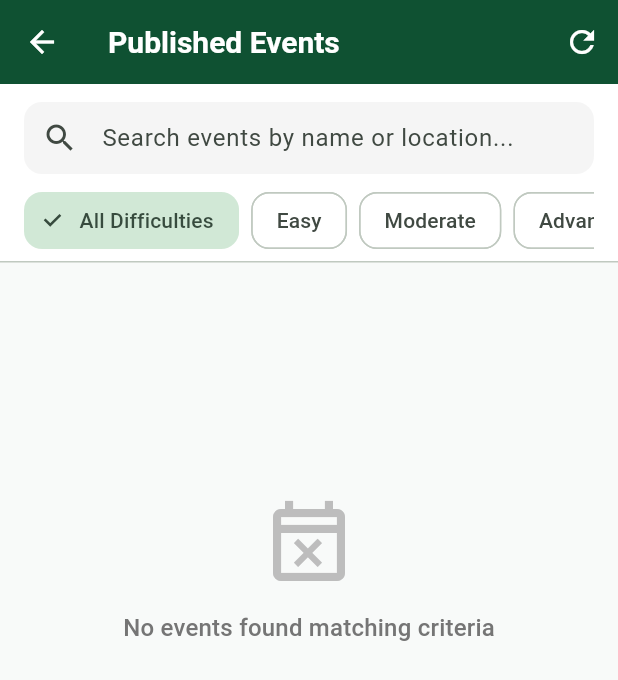
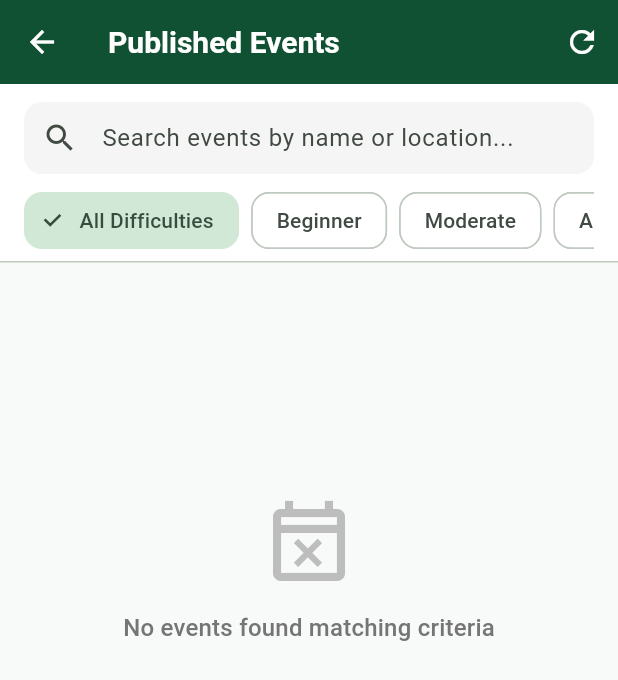
Before and after one commit to rathish24/dubaihikers_app, a Flutter app: the EventsScreen screen opened directly, on a phone screen of 412 x 824 dp. Shown: the top 680 px of the screen. Run offline on Flutter 3.47's test engine with Material 3 defaults, Android fonts, the phone set to English and light mode, and no system bars; our stand-ins replace flutter_riverpod, supabase_flutter; accounts and stored records are empty.

Commit message:
fix: rename Easy difficulty filter label to Beginner and add Expert filter option

```diff
--- a/lib/features/events/presentation/screens/events_screen.dart
+++ b/lib/features/events/presentation/screens/events_screen.dart
@@ -10,15 +10,18 @@ class EventsScreen extends ConsumerWidget {
 
   Color _getDifficultyColor(String? difficulty) {
     switch (difficulty?.toLowerCase()) {
+      case 'beginner':
       case 'easy':
         return Colors.green.shade600;
       case 'moderate':
         return Colors.orange.shade700;
       case 'advanced':
+        return Colors.blue.shade700;
+      case 'expert':
       case 'hard':
         return Colors.red.shade700;
       default:
-        return Colors.blue.shade700;
+        return Colors.teal.shade700;
     }
   }
 
@@ -231,20 +234,25 @@ class EventsScreen extends ConsumerWidget {
                     ),
                     const SizedBox(height: 12),
                     DropdownButtonFormField<String>(
-                      value: ['easy', 'moderate', 'advanced']
+                      value: ['beginner', 'easy', 'moderate', 'advanced', 'expert']
                               .contains(selectedDifficulty)
-                          ? selectedDifficulty
+                          ? (selectedDifficulty == 'easy'
+                              ? 'beginner'
+                              : selectedDifficulty)
                           : 'moderate',
                       decoration: const InputDecoration(
                         labelText: 'Difficulty Level',
                         border: OutlineInputBorder(),
                       ),
                       items: const [
-                        DropdownMenuItem(value: 'easy', child: Text('Easy')),
+                        DropdownMenuItem(
+                            value: 'beginner', child: Text('Beginner')),
                         DropdownMenuItem(
                             value: 'moderate', child: Text('Moderate')),
                         DropdownMenuItem(
                             value: 'advanced', child: Text('Advanced')),
+                        DropdownMenuItem(
+                            value: 'expert', child: Text('Expert')),
                       ],
                       onChanged: (val) {
                         if (val != null) {
@@ -388,10 +396,11 @@ class EventsScreen extends ConsumerWidget {
                       Padding(
                         padding: const EdgeInsets.only(right: 8.0),
                         child: FilterChip(
-                          label: const Text('Easy'),
-                          selected: state.selectedDifficulty == 'easy',
+                          label: const Text('Beginner'),
+                          selected: state.selectedDifficulty == 'beginner' ||
+                              state.selectedDifficulty == 'easy',
                           onSelected: (_) =>
-                              notifier.setSelectedDifficulty('easy'),
+                              notifier.setSelectedDifficulty('beginner'),
                         ),
                       ),
                       Padding(
@@ -410,6 +419,16 @@ class EventsScreen extends ConsumerWidget {
                           selected: state.selectedDifficulty == 'advanced',
                           onSelected: (_) =>
                               notifier.setSelectedDifficulty('advanced'),
+                        ),
+                      ),
+                      Padding(
+                        padding: const EdgeInsets.only(right: 8.0),
+                        child: FilterChip(
+                          label: const Text('Expert'),
+                          selected: state.selectedDifficulty == 'expert' ||
+                              state.selectedDifficulty == 'hard',
+                          onSelected: (_) =>
+                              notifier.setSelectedDifficulty('expert'),
                         ),
                       ),
                     ],
```
Also changed, not shown: lib/features/events/presentation/providers/events_provider.dart (+13 -4 lines).
